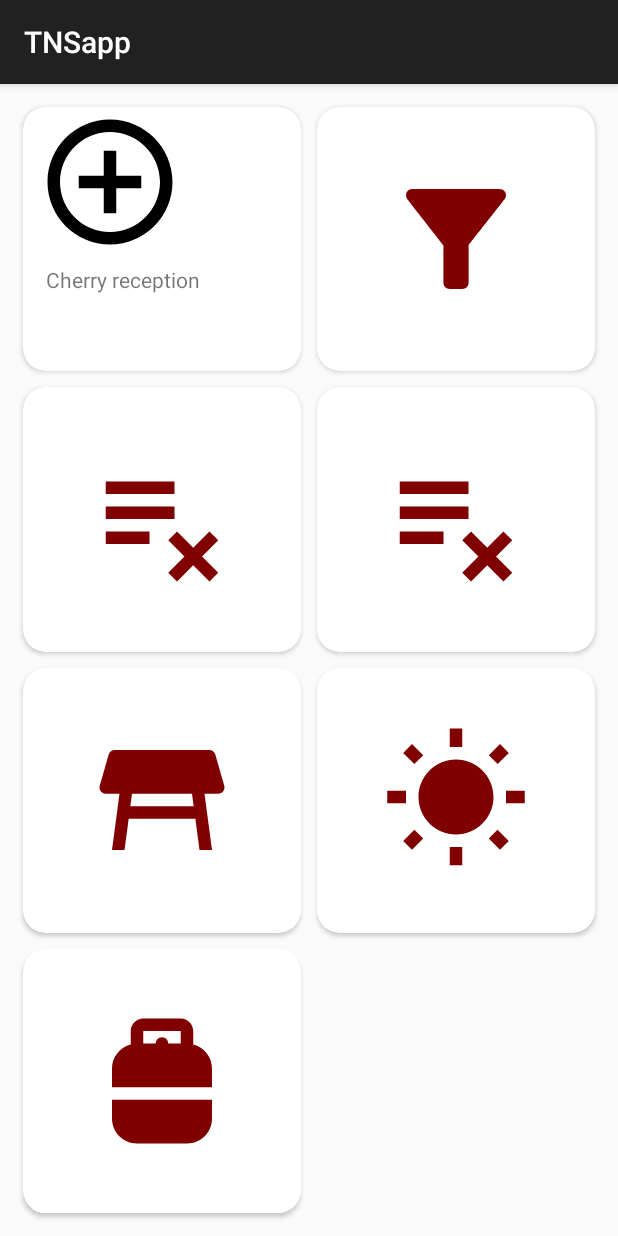
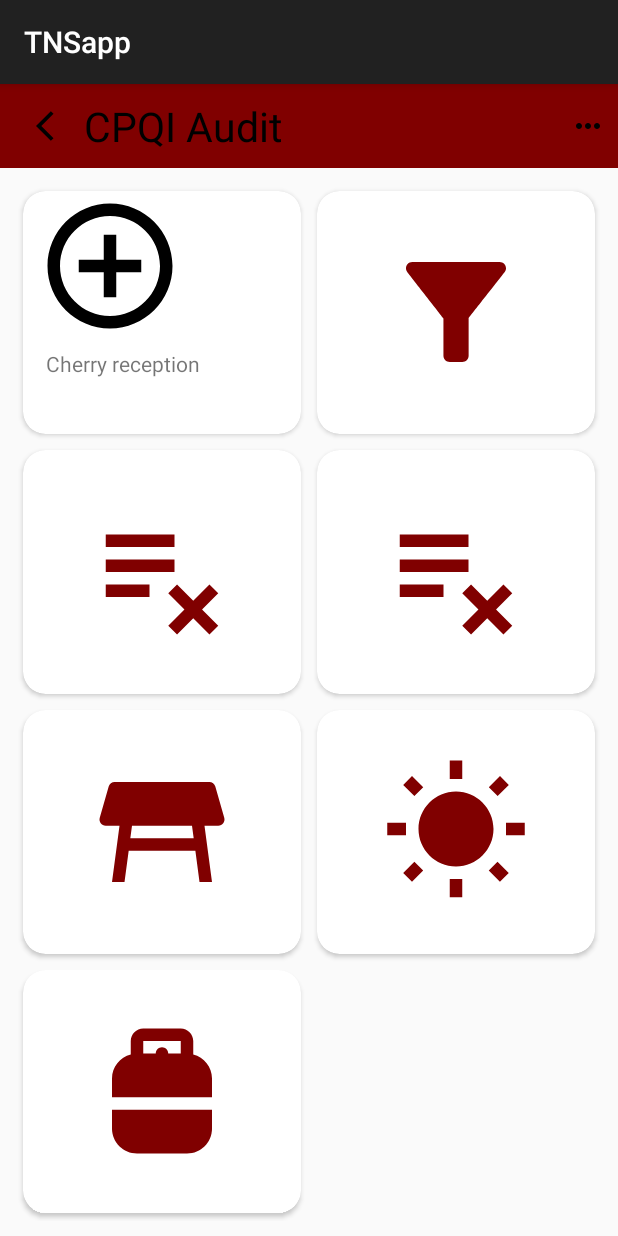
Before and after one commit to mwisemarierose/CPQI_CPSI_App, an Android app: the CategoriesActivity screen opened directly, with no data from a screen before it, on a phone screen of 412 x 824 dp. Run offline under Robolectric (Android 15) with nearby library versions, the phone set to English and light mode, and no system bars.

```diff
--- a/app/src/main/AndroidManifest.xml
+++ b/app/src/main/AndroidManifest.xml
@@ -16,7 +16,7 @@
             android:name=".CategoriesActivity"
             android:exported="false" />
         <activity
-            android:name=".AddnewActivity"
+            android:name=".AddNewActivity"
             android:exported="false" />
         <activity
             android:name=".AuditActivity"
--- a/app/src/main/java/com/example/tnsapp/CategoriesActivity.kt
+++ b/app/src/main/java/com/example/tnsapp/CategoriesActivity.kt
@@ -1,4 +1,5 @@
 package com.example.tnsapp
+
 
 import androidx.appcompat.app.AppCompatActivity
 import android.os.Bundle
@@ -7,5 +8,8 @@ class CategoriesActivity : AppCompatActivity() {
     override fun onCreate(savedInstanceState: Bundle?) {
         super.onCreate(savedInstanceState)
         setContentView(R.layout.activity_categories)
+
+        val auditListId = intent.getLongExtra("auditListId", 0)
+        println(auditListId)
     }
 }
--- a/app/src/main/res/layout/activity_addnew.xml
+++ b/app/src/main/res/layout/activity_addnew.xml
@@ -19,7 +19,7 @@
             android:src="@drawable/baseline_arrow_back_ios_24"
             android:padding="8dp"
             android:layout_alignParentStart="true"
-            android:layout_centerVertical="true"/>
+            />
 
         <!-- Title Text -->
         <TextView
@@ -47,7 +47,7 @@
 
     <!-- Button in Body -->
     <Button
-        android:id="@+id/bodyButton"
+        android:id="@+id/addNewBtn"
         android:layout_width="150dp"
         android:layout_height="50dp"
         android:text="Add New"
@@ -63,7 +63,7 @@
             android:layout_width="match_parent"
             android:layout_height="300dp"
             android:orientation="vertical"
-            android:layout_below="@id/bodyButton"
+            android:layout_below="@id/addNewBtn"
             android:layout_marginTop="25dp"
             android:background="#F9EAEA"
             android:layout_marginLeft="20dp"
--- a/app/src/main/res/layout/activity_categories.xml
+++ b/app/src/main/res/layout/activity_categories.xml
@@ -1,22 +1,56 @@
-<?xml version="1.0" encoding="utf-8"?>
-<androidx.constraintlayout.widget.ConstraintLayout xmlns:android="http://schemas.android.com/apk/res/android"
+<RelativeLayout xmlns:android="http://schemas.android.com/apk/res/android"
     xmlns:app="http://schemas.android.com/apk/res-auto"
-    xmlns:tools="http://schemas.android.com/tools"
+    android:layout_width="match_parent"
+    android:layout_height="match_parent">
+
+    <!-- Toolbar with Menu Button -->
+    <androidx.appcompat.widget.Toolbar
+        android:id="@+id/toolbar"
+        android:layout_width="match_parent"
+        android:layout_height="?attr/actionBarSize"
+        android:background="@color/maroon"
+        >
+
+        <!-- Back Arrow Icon -->
+        <ImageView
+            android:id="@+id/backIcon"
+            android:layout_width="wrap_content"
+            android:layout_height="wrap_content"
+            android:src="@drawable/baseline_arrow_back_ios_24"
+            android:padding="8dp"
+            android:layout_alignParentStart="true"
+            />
+
+        <!-- Title Text -->
+        <TextView
+            android:id="@+id/toolbarTitle"
+            android:layout_width="wrap_content"
+            android:layout_height="wrap_content"
+            android:text="CPQI Audit"
+            android:textSize="27sp"
+            android:textColor="@android:color/black"
+            android:layout_centerHorizontal="true"
+            android:layout_centerVertical="true"/>
+
+        <!-- Three Dots Icon -->
+        <ImageView
+            android:id="@+id/menuIcon"
+            android:layout_width="wrap_content"
+            android:layout_height="wrap_content"
+            android:src="@drawable/baseline_more_horiz_24"
+            android:padding="8dp"
+            android:layout_gravity="end"
+            android:layout_alignParentEnd="true"
+            android:layout_centerVertical="true"/>
+
+    </androidx.appcompat.widget.Toolbar>
+    <GridLayout
         android:layout_width="match_parent"
         android:layout_height="match_parent"
-    android:backgroundTint="@color/lightPink"
-    tools:context=".MainActivity">
-
-    <GridLayout
-        android:layout_width="0dp"
-        android:layout_height="0dp"
+        android:layout_below="@id/toolbar"
         android:layout_margin="10dp"
         android:columnCount="2"
-        android:rowCount="4"
-        app:layout_constraintStart_toStartOf="parent"
-        app:layout_constraintEnd_toEndOf="parent"
-        app:layout_constraintTop_toTopOf="parent"
-        app:layout_constraintBottom_toBottomOf="parent">
+        android:rowCount="4">
     <androidx.cardview.widget.CardView
         android:layout_height="0dp"
         android:layout_width="0dp"
@@ -173,5 +207,4 @@
 
 </GridLayout>
 
-
-</androidx.constraintlayout.widget.ConstraintLayout>
+</RelativeLayout>
--- a/app/src/main/res/values/colors.xml
+++ b/app/src/main/res/values/colors.xml
@@ -4,4 +4,5 @@
     <color name="white">#FFFFFFFF</color>
     <color name="maroon">#800000</color>
     <color name="lightPink">#F9EAEA</color>
+    <color name="grey">#808080</color>
 </resources>
```
Also changed, not shown: app/src/main/java/com/example/tnsapp/AddnewActivity.kt (+9 -5 lines), app/src/main/java/com/example/tnsapp/AuditActivity.kt (+21 -5 lines), app/src/main/java/com/example/tnsapp/MainActivity.kt (+14 -7 lines), app/src/main/java/com/example/tnsapp/database/answers.kt (added, +12 -0 lines), app/src/main/java/com/example/tnsapp/database/auditLists.kt (added, +10 -0 lines), app/src/main/java/com/example/tnsapp/database/categories.kt (added, +11 -0 lines), app/src/main/java/com/example/tnsapp/database/cpDao.kt (added, +41 -0 lines), app/src/main/java/com/example/tnsapp/database/cpdatabase.kt (added, +18 -0 lines), app/src/main/java/com/example/tnsapp/database/questions.kt (added, +11 -0 lines), app/src/main/res/drawable/progress_ring.xml (added, +17 -0 lines), app/src/main/res/layout/activity_audit.xml (+6 -7 lines), app/src/main/res/layout/draft.xml (added, +108 -0 lines). Lines whose indentation alone changed are shown as unchanged.
